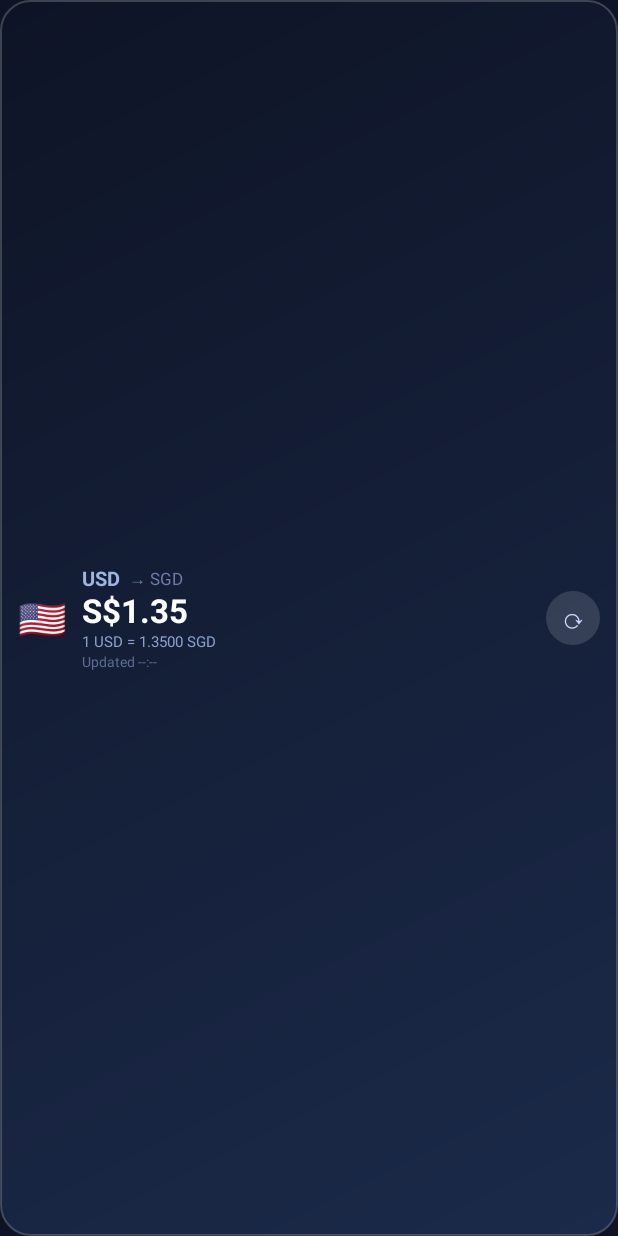
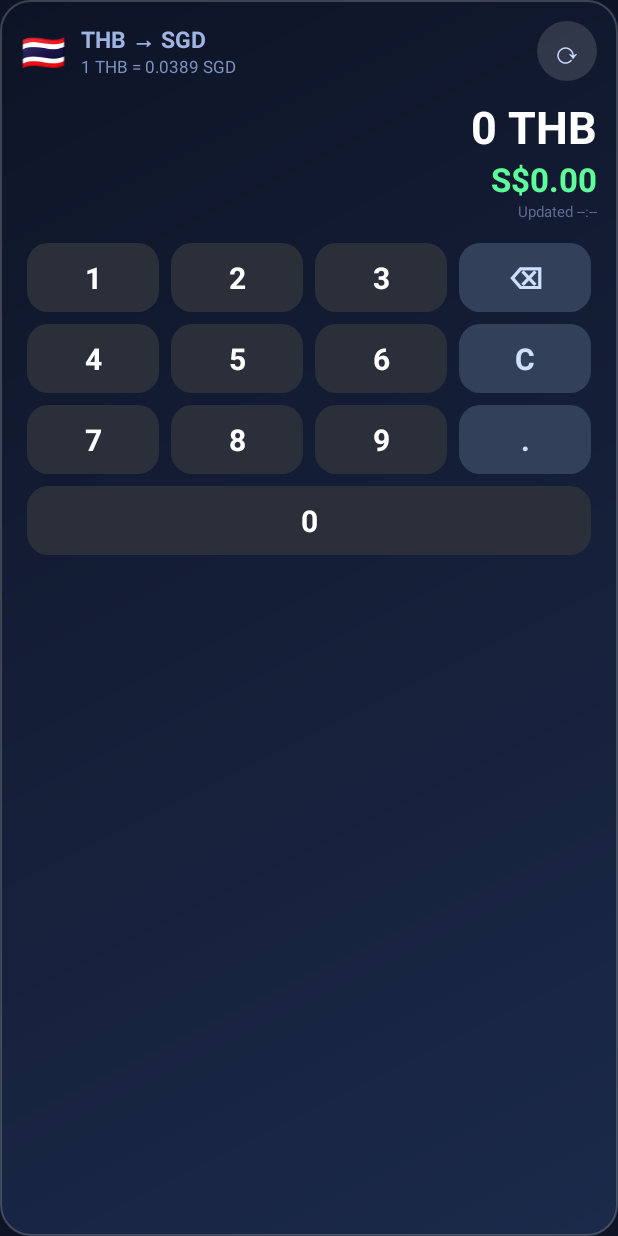
Before and after one commit to yix-teng/iPad-games-, an Android app: the layout widget_currency.xml on its own in the app's theme, with its tools: preview values and no code run, on a phone screen of 412 x 824 dp. Run offline under Robolectric (Android 15) with nearby library versions, the phone set to English and light mode, and no system bars.

Commit message:
Make widget a calculator-style converter with on-widget keypad
- Bigger widget (4x5 cells) with an embedded numeric keypad (0-9, ., back,
  clear) so the amount can be typed directly on the home screen.
- Keypad presses broadcast to the provider, edit a per-widget input string
  persisted in Prefs, and re-render instantly using the cached rate (no
  network per keystroke).
- Display shows the typed amount and the live SGD result; header taps to
  change currency, refresh re-fetches the rate.

Co-Authored-By: Claude Opus 4.8 <noreply@anthropic.com>
Claude-Session: https://claude.ai/code/session_01LRGHXM5eLZKca8Fc3fUYVJ

```diff
--- /dev/null
+++ b/android-currency-widget/app/src/main/res/drawable/key_accent_bg.xml
@@ -0,0 +1,6 @@
+<?xml version="1.0" encoding="utf-8"?>
+<shape xmlns:android="http://schemas.android.com/apk/res/android"
+    android:shape="rectangle">
+    <corners android:radius="14dp" />
+    <solid android:color="#33405A" />
+</shape>
--- /dev/null
+++ b/android-currency-widget/app/src/main/res/drawable/key_bg.xml
@@ -0,0 +1,6 @@
+<?xml version="1.0" encoding="utf-8"?>
+<shape xmlns:android="http://schemas.android.com/apk/res/android"
+    android:shape="rectangle">
+    <corners android:radius="14dp" />
+    <solid android:color="#2A2F3A" />
+</shape>
--- a/android-currency-widget/app/src/main/res/layout/widget_currency.xml
+++ b/android-currency-widget/app/src/main/res/layout/widget_currency.xml
@@ -3,84 +3,140 @@
     android:id="@+id/wBody"
     android:layout_width="match_parent"
     android:layout_height="match_parent"
+    android:orientation="vertical"
+    android:background="@drawable/widget_background"
+    android:padding="14dp">
+
+    <!-- Header: flag + code (tap to change currency) and refresh -->
+    <LinearLayout
+        android:layout_width="match_parent"
+        android:layout_height="wrap_content"
         android:orientation="horizontal"
-    android:gravity="center_vertical"
-    android:background="@drawable/widget_background"
-    android:padding="12dp">
+        android:gravity="center_vertical">
+
+        <LinearLayout
+            android:id="@+id/wHeader"
+            android:layout_width="0dp"
+            android:layout_height="wrap_content"
+            android:layout_weight="1"
+            android:orientation="horizontal"
+            android:gravity="center_vertical">
 
             <TextView
                 android:id="@+id/wFlag"
                 android:layout_width="wrap_content"
                 android:layout_height="wrap_content"
-        android:textSize="26sp"
-        android:text="🇺🇸" />
-
-    <LinearLayout
-        android:layout_width="0dp"
-        android:layout_height="wrap_content"
-        android:layout_weight="1"
-        android:orientation="vertical"
-        android:layout_marginStart="10dp">
+                android:textSize="24sp"
+                android:text="🇹🇭" />
 
             <LinearLayout
                 android:layout_width="wrap_content"
                 android:layout_height="wrap_content"
-            android:orientation="horizontal"
-            android:gravity="center_vertical">
+                android:orientation="vertical"
+                android:layout_marginStart="10dp">
 
                 <TextView
                     android:id="@+id/wCode"
                     android:layout_width="wrap_content"
                     android:layout_height="wrap_content"
-                android:text="USD"
+                    android:text="THB → SGD"
                     android:textColor="#9FB4E0"
                     android:textStyle="bold"
-                android:textSize="13sp" />
-
-            <TextView
-                android:layout_width="wrap_content"
-                android:layout_height="wrap_content"
-                android:layout_marginStart="6dp"
-                android:text="→ SGD"
-                android:textColor="#6B7DA8"
-                android:textSize="11sp" />
-        </LinearLayout>
-
-        <TextView
-            android:id="@+id/wValue"
-            android:layout_width="wrap_content"
-            android:layout_height="wrap_content"
-            android:text="S$1.35"
-            android:textColor="#FFFFFF"
-            android:textStyle="bold"
-            android:textSize="22sp"
-            android:includeFontPadding="false" />
+                    android:textSize="15sp" />
 
                 <TextView
                     android:id="@+id/wSub"
                     android:layout_width="wrap_content"
                     android:layout_height="wrap_content"
-            android:text="1 USD = 1.3500 SGD"
-            android:textColor="#8AA0CC"
-            android:textSize="10sp" />
-
-        <TextView
-            android:id="@+id/wFooter"
-            android:layout_width="wrap_content"
-            android:layout_height="wrap_content"
-            android:text="Updated --:--"
-            android:textColor="#5E6E94"
-            android:textSize="9sp" />
+                    android:text="1 THB = 0.0389 SGD"
+                    android:textColor="#7E92BE"
+                    android:textSize="11sp" />
+            </LinearLayout>
         </LinearLayout>
 
         <TextView
             android:id="@+id/wRefresh"
-        android:layout_width="36dp"
-        android:layout_height="36dp"
+            android:layout_width="40dp"
+            android:layout_height="40dp"
             android:gravity="center"
             android:text="⟳"
             android:textColor="#CFE0FF"
-        android:textSize="18sp"
+            android:textSize="20sp"
             android:background="@drawable/refresh_bg" />
+    </LinearLayout>
+
+    <!-- Display: typed amount + converted result -->
+    <TextView
+        android:id="@+id/wInput"
+        android:layout_width="match_parent"
+        android:layout_height="wrap_content"
+        android:layout_marginTop="10dp"
+        android:gravity="end"
+        android:singleLine="true"
+        android:ellipsize="start"
+        android:text="0 THB"
+        android:textColor="#FFFFFF"
+        android:textStyle="bold"
+        android:textSize="30sp" />
+
+    <TextView
+        android:id="@+id/wValue"
+        android:layout_width="match_parent"
+        android:layout_height="wrap_content"
+        android:gravity="end"
+        android:singleLine="true"
+        android:ellipsize="start"
+        android:text="S$0.00"
+        android:textColor="#5DFF9A"
+        android:textStyle="bold"
+        android:textSize="22sp" />
+
+    <TextView
+        android:id="@+id/wFooter"
+        android:layout_width="match_parent"
+        android:layout_height="wrap_content"
+        android:gravity="end"
+        android:text="Updated --:--"
+        android:textColor="#5E6E94"
+        android:textSize="10sp" />
+
+    <!-- Keypad -->
+    <LinearLayout
+        android:layout_width="match_parent"
+        android:layout_height="wrap_content"
+        android:orientation="horizontal"
+        android:layout_marginTop="10dp">
+        <TextView android:id="@+id/key1" style="@style/CalcKey" android:text="1" />
+        <TextView android:id="@+id/key2" style="@style/CalcKey" android:text="2" />
+        <TextView android:id="@+id/key3" style="@style/CalcKey" android:text="3" />
+        <TextView android:id="@+id/keyBack" style="@style/CalcKeyAccent" android:text="⌫" />
+    </LinearLayout>
+
+    <LinearLayout
+        android:layout_width="match_parent"
+        android:layout_height="wrap_content"
+        android:orientation="horizontal">
+        <TextView android:id="@+id/key4" style="@style/CalcKey" android:text="4" />
+        <TextView android:id="@+id/key5" style="@style/CalcKey" android:text="5" />
+        <TextView android:id="@+id/key6" style="@style/CalcKey" android:text="6" />
+        <TextView android:id="@+id/keyClear" style="@style/CalcKeyAccent" android:text="C" />
+    </LinearLayout>
+
+    <LinearLayout
+        android:layout_width="match_parent"
+        android:layout_height="wrap_content"
+        android:orientation="horizontal">
+        <TextView android:id="@+id/key7" style="@style/CalcKey" android:text="7" />
+        <TextView android:id="@+id/key8" style="@style/CalcKey" android:text="8" />
+        <TextView android:id="@+id/key9" style="@style/CalcKey" android:text="9" />
+        <TextView android:id="@+id/keyDot" style="@style/CalcKeyAccent" android:text="." />
+    </LinearLayout>
+
+    <LinearLayout
+        android:layout_width="match_parent"
+        android:layout_height="wrap_content"
+        android:orientation="horizontal">
+        <TextView android:id="@+id/key0" style="@style/CalcKey" android:text="0" />
+    </LinearLayout>
 
 </LinearLayout>
--- /dev/null
+++ b/android-currency-widget/app/src/main/res/values/styles.xml
@@ -0,0 +1,19 @@
+<?xml version="1.0" encoding="utf-8"?>
+<resources>
+    <style name="CalcKey">
+        <item name="android:layout_width">0dp</item>
+        <item name="android:layout_height">46dp</item>
+        <item name="android:layout_weight">1</item>
+        <item name="android:layout_margin">4dp</item>
+        <item name="android:gravity">center</item>
+        <item name="android:background">@drawable/key_bg</item>
+        <item name="android:textColor">#FFFFFF</item>
+        <item name="android:textStyle">bold</item>
+        <item name="android:textSize">20sp</item>
+    </style>
+
+    <style name="CalcKeyAccent" parent="CalcKey">
+        <item name="android:background">@drawable/key_accent_bg</item>
+        <item name="android:textColor">#CFE0FF</item>
+    </style>
+</resources>
```
Also changed, not shown: android-currency-widget/app/src/main/java/com/yix/sgdwidget/CurrencyWidgetProvider.kt (+113 -48 lines), android-currency-widget/app/src/main/java/com/yix/sgdwidget/Prefs.kt (+13 -1 lines), android-currency-widget/app/src/main/res/xml/currency_widget_info.xml (+4 -4 lines). Lines whose indentation alone changed are shown as unchanged.
